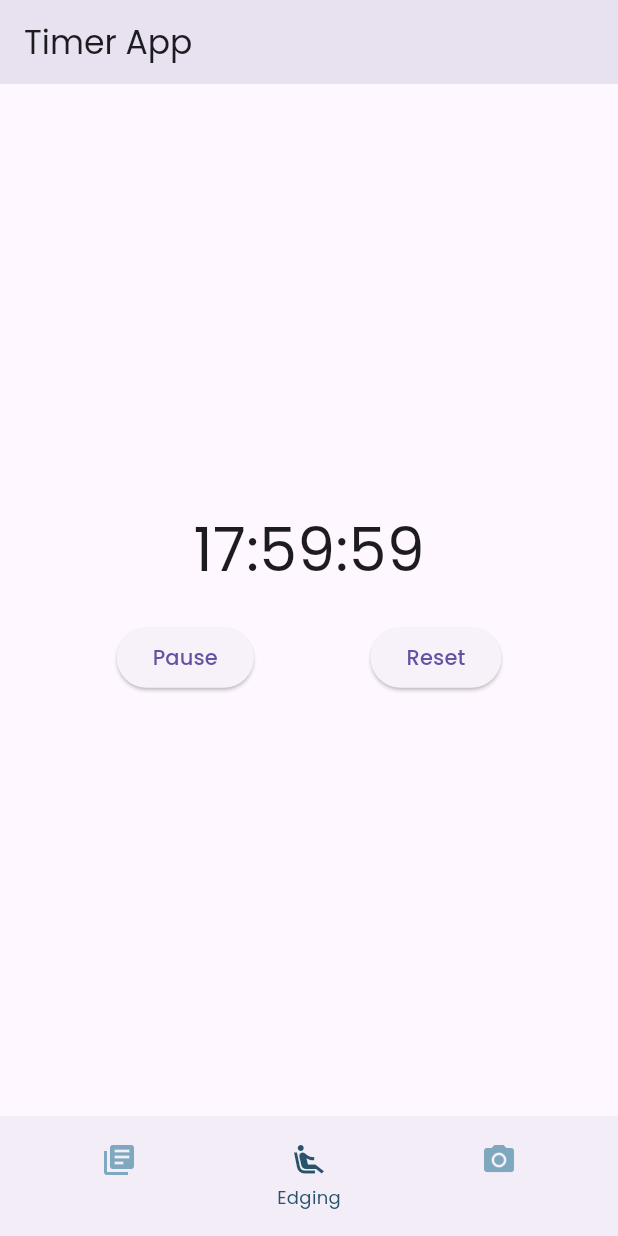
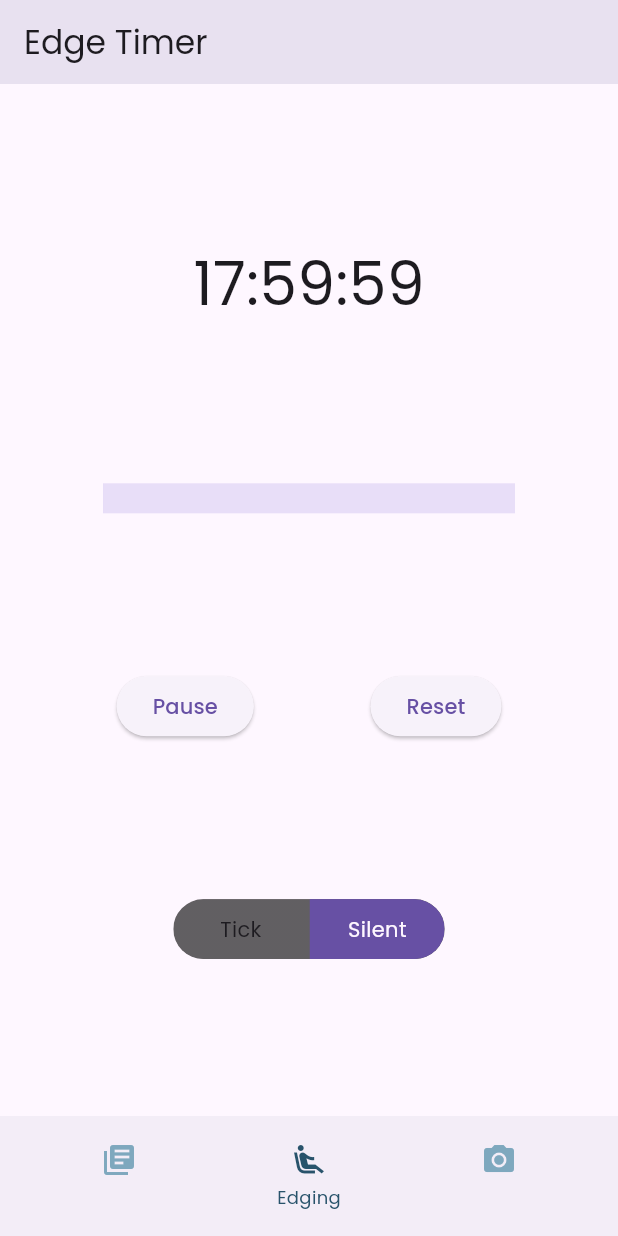
Before and after one commit to Sherwin-W/WebMaxxing, a Flutter app: the screen it shows after launch, item 2 of the bottom bar chosen, scrolled down 576 dp, after a tap on "Start", on a phone screen of 412 x 824 dp. Run offline on Flutter 3.47's test engine with Material 3 defaults, Android fonts, the phone set to English and light mode, and no system bars; drawn by our look-alikes of toggle_switch; our stand-ins replace audioplayers, cached_network_image, flutter_svg, image_picker, photo_view; network calls fail.

Commit message:
Finished timer page. Implemented ticking sound as well as progress bar.

```diff
--- a/first_flutter_app/lib/widgets/timer.dart
+++ b/first_flutter_app/lib/widgets/timer.dart
@@ -1,7 +1,9 @@
 import 'dart:async';
 
+import 'package:audioplayers/audioplayers.dart';
 import 'package:flutter/cupertino.dart';
 import 'package:flutter/material.dart';
+import 'package:toggle_switch/toggle_switch.dart';
 
 class TimerScreen extends StatefulWidget {
   const TimerScreen({super.key});
@@ -16,8 +18,18 @@ class _TimerScreenState extends State<TimerScreen> {
   bool _isRunning = false;
   bool _isPaused = false;
   bool _isReset = true;
+  bool _isTicking = false;
+  final AudioPlayer _audioPlayer = AudioPlayer();
+  Duration _originalDuration = const Duration(seconds: 0);
+
+  void _playClickSound() async {
+    await _audioPlayer.play(AssetSource('audio/click.mp3'));
+  }
 
   void _startTimer() {
+    if (_isReset) {
+      _originalDuration = _duration;
+    }
     setState(() {
       _isRunning = true;
       _isPaused = false;
@@ -28,6 +40,7 @@ class _TimerScreenState extends State<TimerScreen> {
         setState(() {
           _duration = _duration - const Duration(seconds: 1);
         });
+        if (_isTicking) _playClickSound();
       } else {
         _timer!.cancel();
         setState(() {
@@ -51,6 +64,7 @@ class _TimerScreenState extends State<TimerScreen> {
   }
 
   void _resetTimer() {
+    _originalDuration = const Duration(seconds: 0);
     if (_timer != null) {
       _timer!.cancel();
     }
@@ -64,20 +78,55 @@ class _TimerScreenState extends State<TimerScreen> {
     });
   }
 
+  String formatDuration(Duration duration) {
+    String twoDigits(int n) => n.toString().padLeft(2, '0');
+    if (duration.inHours > 0) {
+      final hours = twoDigits(duration.inHours);
+      final minutes = twoDigits(duration.inMinutes.remainder(60));
+      final seconds = twoDigits(duration.inSeconds.remainder(60));
+      return "$hours:$minutes:$seconds";
+    }
+    else {
+      final minutes = twoDigits(duration.inMinutes);
+      final seconds = twoDigits(duration.inSeconds.remainder(60));
+      return "$minutes:$seconds";
+    }
+  }
+
+  double _getProgress() {
+    if (_originalDuration.inSeconds == 0) {
+      return 0;
+    }
+    return 1 - _duration.inSeconds / _originalDuration.inSeconds;
+  }
+
   @override
   Widget build(BuildContext context) {
     return Scaffold(
       appBar: AppBar(
-        title: const Text('Timer App'),
+        title: const Text('Edge Timer'),
       ),
       body: Center(
         child: Column(
-          mainAxisAlignment: MainAxisAlignment.center,
+          mainAxisAlignment: MainAxisAlignment.spaceEvenly,
           children: <Widget>[
             if (_isRunning || _isPaused)
               Text(
-                _duration.toString().split('.').first.padLeft(8, "0"),
-                style: const TextStyle(fontSize: 40),
+                formatDuration(_duration),
+                style: const TextStyle(fontSize: 40)
+              ),
+            if (_isRunning || _isPaused)
+              Row(
+                mainAxisAlignment: MainAxisAlignment.center,
+                children: [
+                  SizedBox(
+                    width: MediaQuery.of(context).size.width / 1.5,
+                    child: LinearProgressIndicator(
+                      value: _getProgress(),
+                      minHeight: 20,
+                    ),
+                  ),
+                ],
               )
             else
               SizedBox(
@@ -92,7 +141,6 @@ class _TimerScreenState extends State<TimerScreen> {
                   },
                 ),
               ),
-            const SizedBox(height: 20),
             Row(
               mainAxisAlignment: MainAxisAlignment.spaceEvenly,
               children: [
@@ -112,6 +160,17 @@ class _TimerScreenState extends State<TimerScreen> {
                 ),
               ],
             ),
+            ToggleSwitch(
+              minWidth: 90.0,
+              cornerRadius: 20.0,
+              labels: const ['Tick', 'Silent'],
+              initialLabelIndex: _isTicking ? 0 : 1,
+              onToggle: (index) {
+                setState(() {
+                  _isTicking = !_isTicking;
+                });
+              },
+            )
           ],
         ),
       ),
```
Also changed, not shown: first_flutter_app/pubspec.yaml (+5 -2 lines), first_flutter_app/pubspec.lock, 7 other files.
